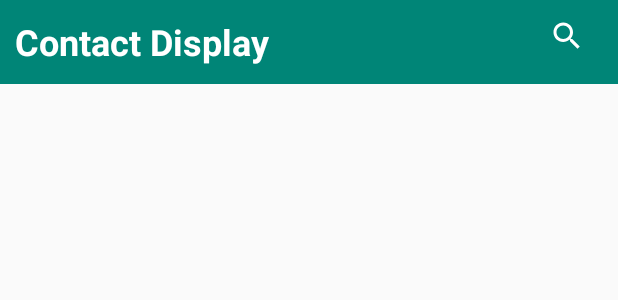
After one commit to amitchd45/Contact_Display, an Android app: the layout toolbar_custom.xml on its own in the app's theme, with its tools: preview values and no code run, on a phone screen of 412 x 824 dp. The commit adds this screen. Shown: the top 300 px of the screen. Run offline under Robolectric (Android 15) with nearby library versions, the phone set to English and light mode, and no system bars.

Commit message:
Custom action bar layout

```diff
--- a/app/src/main/res/layout/activity_main.xml
+++ b/app/src/main/res/layout/activity_main.xml
@@ -6,11 +6,17 @@
     android:layout_width="match_parent"
     android:layout_height="match_parent"
     tools:context=".MainActivity">
+
+    <include
+    android:id="@+id/contact_toolbar"
+    layout="@layout/toolbar_custom" />
+
     <com.example.contactdisplay.RecyclerView.FastScrollRecyclerView
         android:id="@+id/recycler_contact"
         android:layout_width="match_parent"
         android:layout_height="match_parent"
         android:scrollbars="vertical"
+        android:layout_below="@+id/contact_toolbar"
         >
     </com.example.contactdisplay.RecyclerView.FastScrollRecyclerView>
 
--- /dev/null
+++ b/app/src/main/res/layout/toolbar_custom.xml
@@ -0,0 +1,34 @@
+<?xml version="1.0" encoding="utf-8"?>
+<RelativeLayout
+    xmlns:android="http://schemas.android.com/apk/res/android"
+    xmlns:app="http://schemas.android.com/apk/res-auto"
+    android:id="@+id/toolbar"
+    android:layout_width="match_parent"
+    android:layout_height="?attr/actionBarSize"
+    android:background="@color/colorPrimary"
+    app:theme="@style/AppTheme.Toolbar"
+    >
+
+<TextView
+    android:id="@+id/title"
+    android:layout_width="wrap_content"
+    android:layout_height="wrap_content"
+    android:text="Contact Display"
+    android:textColor="@color/colorWhite"
+    android:layout_centerVertical="true"
+    android:textSize="24sp"
+    android:textStyle="bold"
+    android:layout_marginLeft="10dp"
+    />
+    <androidx.appcompat.widget.SearchView
+
+            android:id="@+id/action_search"
+            android:layout_width="wrap_content"
+            android:layout_height="wrap_content"
+            android:background="@color/colorPrimary"
+            android:layout_alignParentRight="true"
+            android:layout_marginRight="10dp"
+
+            />
+
+</RelativeLayout>
--- a/app/src/main/res/menu/search_menu.xml
+++ b/app/src/main/res/menu/search_menu.xml
@@ -4,7 +4,7 @@
     >
 
     <item
-        android:id="@+id/action_search"
+        android:id="@+id/menu_action_search"
         android:icon="@drawable/ic_search"
         android:title="Search Contact"
         app:showAsAction="ifRoom|withText"
--- a/app/src/main/res/values/styles.xml
+++ b/app/src/main/res/values/styles.xml
@@ -1,11 +1,17 @@
 <resources>
 
     <!-- Base application theme. -->
-    <style name="AppTheme" parent="Theme.AppCompat.Light.DarkActionBar">
+    <style name="AppTheme" parent="Theme.AppCompat.Light.NoActionBar">
         <!-- Customize your theme here. -->
         <item name="colorPrimary">@color/colorPrimary</item>
         <item name="colorPrimaryDark">@color/colorPrimaryDark</item>
         <item name="colorAccent">@color/colorAccent</item>
     </style>
 
+    <style name="AppTheme.Toolbar" parent="AppTheme">
+        <!--This line changes the color of text in Toolbar-->
+        <item name="android:textColorPrimary">@color/colorWhite</item>
+        <!--This line changes the color of icons in toolbar (back, overflow menu icons)-->
+        <item name="android:textColorSecondary">@color/colorWhite</item>
+    </style>
 </resources>
```
Also changed, not shown: app/src/main/java/com/example/contactdisplay/MainActivity.java (+53 -26 lines).
